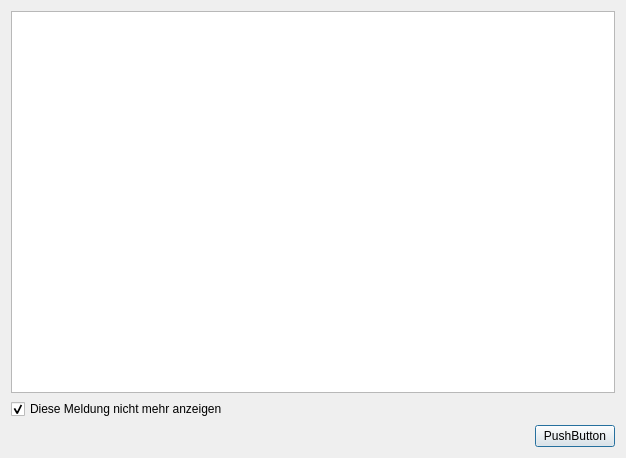
kleiner-brauhelfer/kleiner-brauhelfer-2, file kleiner-brauhelfer/dialogs/dlgmessage.ui: the form before one commit.
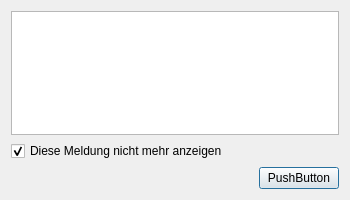
The form after the commit.

Patch:
```diff
--- a/kleiner-brauhelfer/dialogs/dlgmessage.ui
+++ b/kleiner-brauhelfer/dialogs/dlgmessage.ui
@@ -6,10 +6,16 @@
    <rect>
     <x>0</x>
     <y>0</y>
-    <width>626</width>
-    <height>458</height>
+    <width>350</width>
+    <height>200</height>
    </rect>
   </property>
+  <property name="minimumSize">
+   <size>
+    <width>300</width>
+    <height>100</height>
+   </size>
+  </property>
   <property name="windowTitle">
    <string>Meldung</string>
   </property>
```
